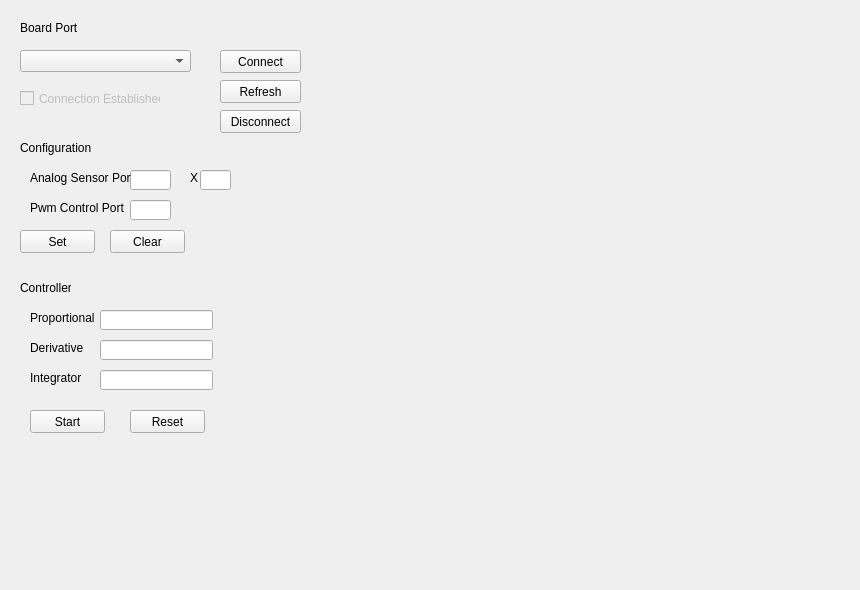
First picture: the form in basic.ui, repository luizborgess/controlador-digital-firmata, before the edit.
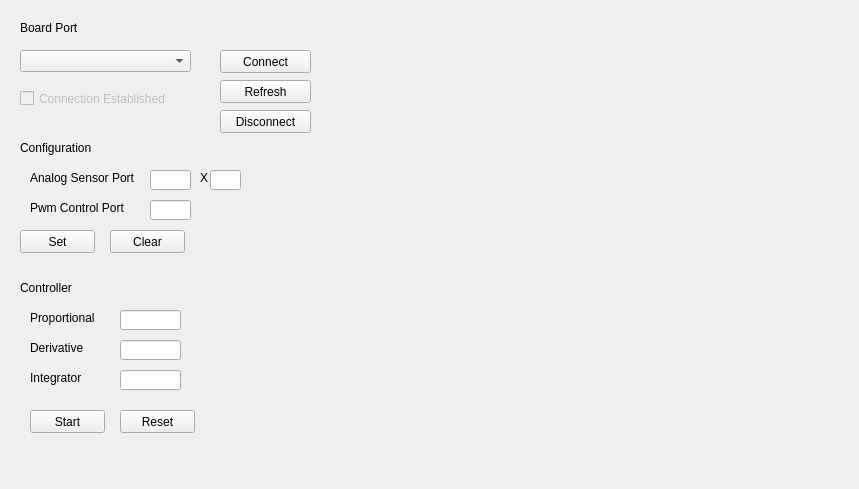
Second picture: the form after the edit. Custom widgets are drawn as their Qt base class.

```diff
--- a/basic.ui
+++ b/basic.ui
@@ -6,8 +6,8 @@
    <rect>
     <x>0</x>
     <y>0</y>
-    <width>860</width>
-    <height>590</height>
+    <width>859</width>
+    <height>489</height>
    </rect>
   </property>
   <property name="windowTitle">
@@ -19,7 +19,7 @@
      <rect>
       <x>220</x>
       <y>50</y>
-      <width>81</width>
+      <width>91</width>
       <height>23</height>
      </rect>
     </property>
@@ -58,7 +58,7 @@
      <rect>
       <x>20</x>
       <y>90</y>
-      <width>141</width>
+      <width>171</width>
       <height>17</height>
      </rect>
     </property>
@@ -77,7 +77,7 @@
      <rect>
       <x>220</x>
       <y>110</y>
-      <width>81</width>
+      <width>91</width>
       <height>23</height>
      </rect>
     </property>
@@ -101,7 +101,7 @@
    <widget class="QLineEdit" name="lineEdit">
     <property name="geometry">
      <rect>
-      <x>130</x>
+      <x>150</x>
       <y>170</y>
       <width>41</width>
       <height>20</height>
@@ -113,7 +113,7 @@
      <rect>
       <x>30</x>
       <y>170</y>
-      <width>101</width>
+      <width>131</width>
       <height>16</height>
      </rect>
     </property>
@@ -124,7 +124,7 @@
    <widget class="QLineEdit" name="lineEdit_2">
     <property name="geometry">
      <rect>
-      <x>130</x>
+      <x>150</x>
       <y>200</y>
       <width>41</width>
       <height>20</height>
@@ -136,7 +136,7 @@
      <rect>
       <x>30</x>
       <y>200</y>
-      <width>101</width>
+      <width>121</width>
       <height>16</height>
      </rect>
     </property>
@@ -147,7 +147,7 @@
    <widget class="QLabel" name="label_5">
     <property name="geometry">
      <rect>
-      <x>190</x>
+      <x>200</x>
       <y>170</y>
       <width>16</width>
       <height>16</height>
@@ -160,7 +160,7 @@
    <widget class="QLineEdit" name="lineEdit_3">
     <property name="geometry">
      <rect>
-      <x>200</x>
+      <x>210</x>
       <y>170</y>
       <width>31</width>
       <height>20</height>
@@ -172,7 +172,7 @@
      <rect>
       <x>20</x>
       <y>280</y>
-      <width>51</width>
+      <width>81</width>
       <height>16</height>
      </rect>
     </property>
@@ -185,7 +185,7 @@
      <rect>
       <x>30</x>
       <y>310</y>
-      <width>71</width>
+      <width>81</width>
       <height>16</height>
      </rect>
     </property>
@@ -196,9 +196,9 @@
    <widget class="QLineEdit" name="lineEdit_4">
     <property name="geometry">
      <rect>
-      <x>100</x>
+      <x>120</x>
       <y>310</y>
-      <width>113</width>
+      <width>61</width>
       <height>20</height>
      </rect>
     </property>
@@ -219,9 +219,9 @@
    <widget class="QLineEdit" name="lineEdit_5">
     <property name="geometry">
      <rect>
-      <x>100</x>
+      <x>120</x>
       <y>340</y>
-      <width>113</width>
+      <width>61</width>
       <height>20</height>
      </rect>
     </property>
@@ -242,9 +242,9 @@
    <widget class="QLineEdit" name="lineEdit_6">
     <property name="geometry">
      <rect>
-      <x>100</x>
+      <x>120</x>
       <y>370</y>
-      <width>113</width>
+      <width>61</width>
       <height>20</height>
      </rect>
     </property>
@@ -291,7 +291,7 @@
    <widget class="QPushButton" name="reset">
     <property name="geometry">
      <rect>
-      <x>130</x>
+      <x>120</x>
       <y>410</y>
       <width>75</width>
       <height>23</height>
@@ -306,7 +306,7 @@
      <rect>
       <x>220</x>
       <y>80</y>
-      <width>81</width>
+      <width>91</width>
       <height>23</height>
      </rect>
     </property>
```
Left out of the diff: 2 changed lines with no effect on the pictures.
